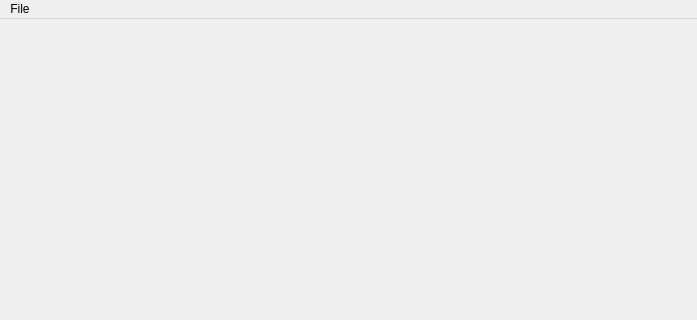
Lonartie/GraphicsSandbox, file sandbox/UI/MainWindow/MainWindow.ui: the form before one commit; both pictures show x 0 to 697 and y 0 to 320 of the 697 by 482 pixel window.
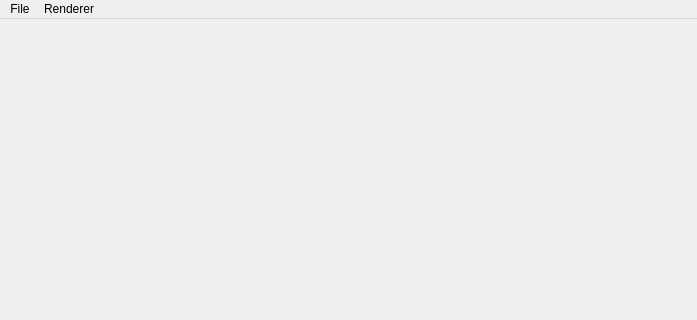
The form after the commit.

```diff
--- a/sandbox/UI/MainWindow/MainWindow.ui
+++ b/sandbox/UI/MainWindow/MainWindow.ui
@@ -32,7 +32,13 @@
     <addaction name="loadScene"/>
     <addaction name="saveScene"/>
    </widget>
+   <widget class="QMenu" name="renderer">
+    <property name="title">
+     <string>Renderer</string>
+    </property>
+   </widget>
    <addaction name="menuFile"/>
+   <addaction name="renderer"/>
   </widget>
   <widget class="QStatusBar" name="statusbar"/>
   <action name="loadScene">
```
